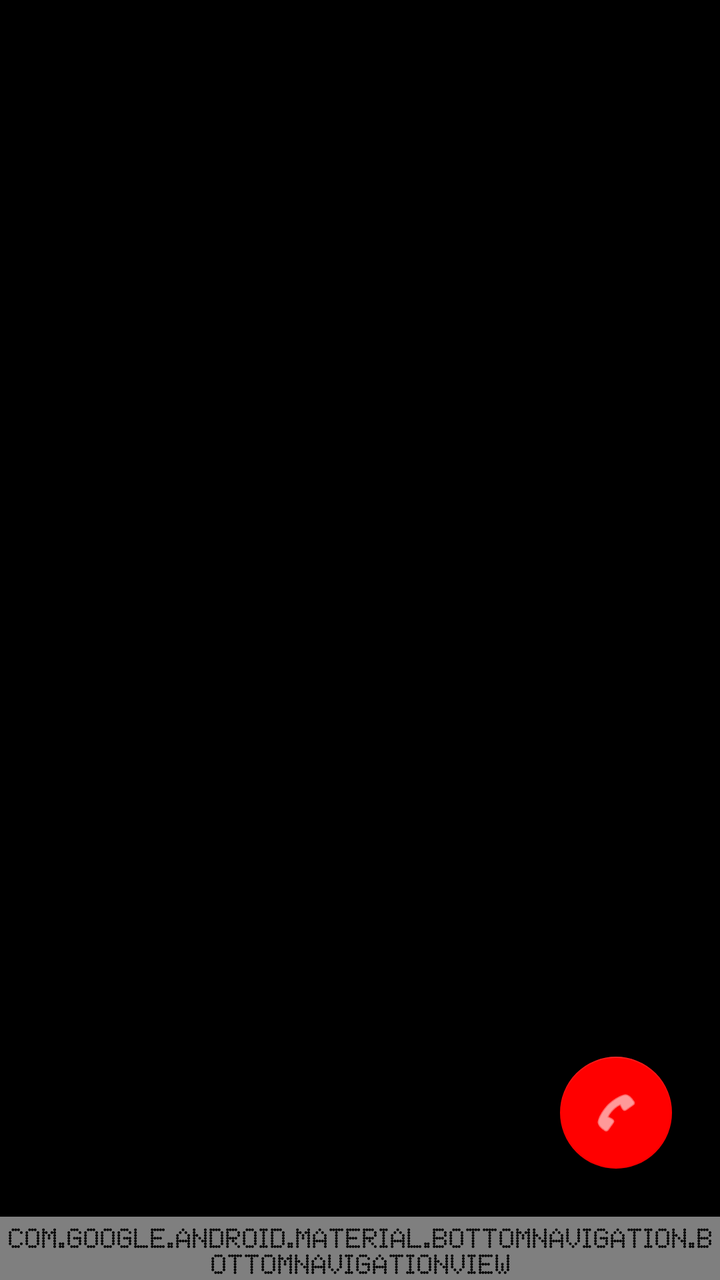
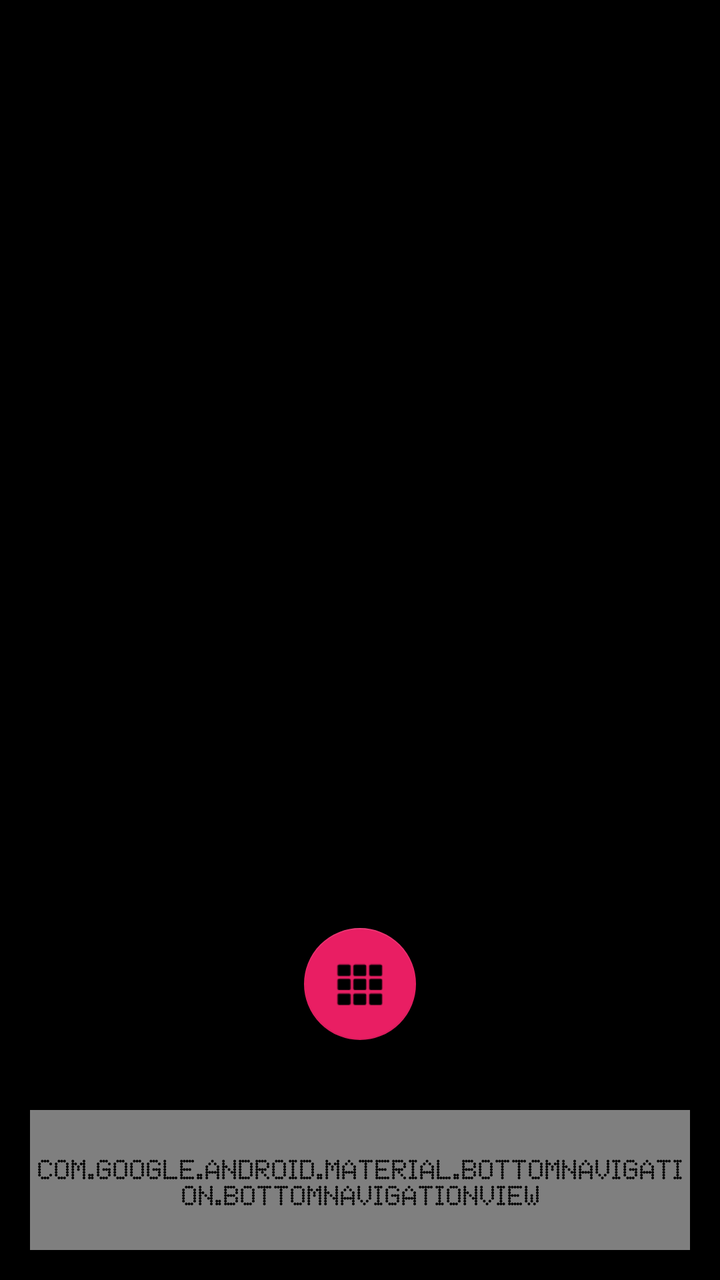

Before-and-after screenshots of an Android layout around one commit, followed by the original layout XML and the change that was made.
<!-- AndroidManifest.xml: application theme Theme.MyDialer -->
<!-- res/layout/activity_main.xml -->
<?xml version="1.0" encoding="utf-8"?>
<RelativeLayout xmlns:android="http://schemas.android.com/apk/res/android"
    xmlns:app="http://schemas.android.com/apk/res-auto"
    android:layout_width="match_parent"
    android:layout_height="match_parent"
    android:background="#000000"
    android:fitsSystemWindows="true">

    <FrameLayout
        android:id="@+id/fragment_container"
        android:layout_width="match_parent"
        android:layout_height="match_parent"
        android:layout_above="@id/bottom_navigation" />

    <LinearLayout
        android:id="@+id/dialer_sheet"
        android:layout_width="match_parent"
        android:layout_height="wrap_content"
        android:layout_above="@id/bottom_navigation"
        android:background="#0A0A0A"
        android:orientation="vertical"
        android:paddingTop="32dp"
        android:paddingBottom="32dp"
        android:visibility="gone"
        android:elevation="16dp">

        <EditText
            android:id="@+id/number_display"
            android:layout_width="match_parent"
            android:layout_height="wrap_content"
            android:gravity="center"
            android:textColor="#FFFFFF"
            android:textSize="48sp"
            android:hint="Enter number"
            android:textColorHint="#333333"
            android:maxLines="1"
            android:layout_marginBottom="24dp"
            android:letterSpacing="0.1"
            android:background="@android:color/transparent"
            android:inputType="phone"
            android:focusable="false"
            android:cursorVisible="false" />

        <TableLayout
            android:layout_width="match_parent"
            android:layout_height="wrap_content"
            android:stretchColumns="*">

            <TableRow android:layout_marginBottom="16dp">
                <TextView android:id="@+id/dial_1" android:text="1" android:layout_width="wrap_content" android:layout_height="wrap_content" android:textColor="#FFFFFF" android:gravity="center" android:textSize="36sp" android:padding="16dp"/>
                <TextView android:id="@+id/dial_2" android:text="2" android:layout_width="wrap_content" android:layout_height="wrap_content" android:textColor="#FFFFFF" android:gravity="center" android:textSize="36sp" android:padding="16dp"/>
                <TextView android:id="@+id/dial_3" android:text="3" android:layout_width="wrap_content" android:layout_height="wrap_content" android:textColor="#FFFFFF" android:gravity="center" android:textSize="36sp" android:padding="16dp"/>
            </TableRow>

            <TableRow android:layout_marginBottom="16dp">
                <TextView android:id="@+id/dial_4" android:text="4" android:layout_width="wrap_content" android:layout_height="wrap_content" android:textColor="#FFFFFF" android:gravity="center" android:textSize="36sp" android:padding="16dp"/>
                <TextView android:id="@+id/dial_5" android:text="5" android:layout_width="wrap_content" android:layout_height="wrap_content" android:textColor="#FFFFFF" android:gravity="center" android:textSize="36sp" android:padding="16dp"/>
                <TextView android:id="@+id/dial_6" android:text="6" android:layout_width="wrap_content" android:layout_height="wrap_content" android:textColor="#FFFFFF" android:gravity="center" android:textSize="36sp" android:padding="16dp"/>
            </TableRow>

            <TableRow android:layout_marginBottom="16dp">
                <TextView android:id="@+id/dial_7" android:text="7" android:layout_width="wrap_content" android:layout_height="wrap_content" android:textColor="#FFFFFF" android:gravity="center" android:textSize="36sp" android:padding="16dp"/>
                <TextView android:id="@+id/dial_8" android:text="8" android:layout_width="wrap_content" android:layout_height="wrap_content" android:textColor="#FFFFFF" android:gravity="center" android:textSize="36sp" android:padding="16dp"/>
                <TextView android:id="@+id/dial_9" android:text="9" android:layout_width="wrap_content" android:layout_height="wrap_content" android:textColor="#FFFFFF" android:gravity="center" android:textSize="36sp" android:padding="16dp"/>
            </TableRow>

            <TableRow>
                <TextView android:id="@+id/dial_star" android:text="*" android:layout_width="wrap_content" android:layout_height="wrap_content" android:textColor="#FFFFFF" android:gravity="center" android:textSize="36sp" android:padding="16dp"/>
                <TextView android:id="@+id/dial_0" android:text="0" android:layout_width="wrap_content" android:layout_height="wrap_content" android:textColor="#FFFFFF" android:gravity="center" android:textSize="36sp" android:padding="16dp"/>
                <TextView android:id="@+id/dial_hash" android:text="#" android:layout_width="wrap_content" android:layout_height="wrap_content" android:textColor="#FFFFFF" android:gravity="center" android:textSize="36sp" android:padding="16dp"/>
            </TableRow>
        </TableLayout>

        <RelativeLayout
            android:layout_width="match_parent"
            android:layout_height="wrap_content"
            android:paddingTop="24dp"
            android:paddingStart="32dp"
            android:paddingEnd="32dp">

            <ImageButton
                android:id="@+id/call_button"
                android:layout_width="72dp"
                android:layout_height="72dp"
                android:layout_centerInParent="true"
                android:background="@drawable/bg_red_circle"
                android:src="@android:drawable/ic_menu_call"
                app:tint="#FFFFFF" />

            <ImageButton
                android:id="@+id/backspace_button"
                android:layout_width="56dp"
                android:layout_height="56dp"
                android:layout_alignParentEnd="true"
                android:layout_centerVertical="true"
                android:background="?attr/selectableItemBackgroundBorderless"
                android:src="@android:drawable/ic_input_delete"
                app:tint="#888888" />
        </RelativeLayout>
    </LinearLayout>

    <com.google.android.material.floatingactionbutton.FloatingActionButton
        android:id="@+id/fab_show_dialer"
        android:layout_width="wrap_content"
        android:layout_height="wrap_content"
        android:layout_above="@id/bottom_navigation"
        android:layout_alignParentEnd="true"
        android:layout_margin="24dp"
        android:src="@android:drawable/ic_menu_call"
        app:backgroundTint="#FF0000"
        app:tint="#FFFFFF" />

    <com.google.android.material.bottomnavigation.BottomNavigationView
        android:id="@+id/bottom_navigation"
        android:layout_width="match_parent"
        android:layout_height="wrap_content"
        android:layout_alignParentBottom="true"
        android:background="#121212"
        app:itemIconTint="#FFFFFF"
        app:itemTextColor="#FFFFFF"
        app:menu="@menu/bottom_nav_menu" />

</RelativeLayout>
<!-- resources referenced by this layout -->
<resources>
  <!-- drawable bg_red_circle (drawable) -->
  <?xml version="1.0" encoding="utf-8"?>
  <shape xmlns:android="http://schemas.android.com/apk/res/android" android:shape="oval">
      <solid android:color="#E91E63" />
  </shape>
  <style name="Theme.MyDialer" parent="Theme.MaterialComponents.DayNight.NoActionBar">
          <item name="colorPrimary">#E91E63</item>
          <item name="colorPrimaryDark">#000000</item>
          <item name="colorAccent">#E91E63</item>
  
          <item name="android:windowBackground">#000000</item>
          <item name="android:statusBarColor">#000000</item>
          <item name="android:navigationBarColor">#000000</item>
  
          <item name="android:textColorPrimary">#FFFFFF</item>
          <item name="android:textColorSecondary">#888888</item>
          
          <item name="android:fontFamily">@font/ndot</item>
      </style>
</resources>

<!-- the commit's change to res/layout/activity_main.xml (unified diff, before → after) -->
@@ -3,8 +3,7 @@
     xmlns:app="http://schemas.android.com/apk/res-auto"
     android:layout_width="match_parent"
     android:layout_height="match_parent"
-    android:background="#000000"
-    android:fitsSystemWindows="true">
+    android:background="#000000">
 
     <FrameLayout
         android:id="@+id/fragment_container"
@@ -19,84 +18,66 @@
         android:layout_above="@id/bottom_navigation"
         android:background="#0A0A0A"
         android:orientation="vertical"
-        android:paddingTop="32dp"
-        android:paddingBottom="32dp"
+        android:padding="20dp"
         android:visibility="gone"
-        android:elevation="16dp">
+        android:elevation="10dp">
 
-        <EditText
+        <TextView
             android:id="@+id/number_display"
             android:layout_width="match_parent"
             android:layout_height="wrap_content"
             android:gravity="center"
             android:textColor="#FFFFFF"
-            android:textSize="48sp"
+            android:textSize="40sp"
             android:hint="Enter number"
-            android:textColorHint="#333333"
-            android:maxLines="1"
-            android:layout_marginBottom="24dp"
-            android:letterSpacing="0.1"
-            android:background="@android:color/transparent"
-            android:inputType="phone"
-            android:focusable="false"
-            android:cursorVisible="false" />
+            android:textColorHint="#333333" />
 
         <TableLayout
             android:layout_width="match_parent"
             android:layout_height="wrap_content"
             android:stretchColumns="*">
-
-            <TableRow android:layout_marginBottom="16dp">
-                <TextView android:id="@+id/dial_1" android:text="1" android:layout_width="wrap_content" android:layout_height="wrap_content" android:textColor="#FFFFFF" android:gravity="center" android:textSize="36sp" android:padding="16dp"/>
-                <TextView android:id="@+id/dial_2" android:text="2" android:layout_width="wrap_content" android:layout_height="wrap_content" android:textColor="#FFFFFF" android:gravity="center" android:textSize="36sp" android:padding="16dp"/>
-                <TextView android:id="@+id/dial_3" android:text="3" android:layout_width="wrap_content" android:layout_height="wrap_content" android:textColor="#FFFFFF" android:gravity="center" android:textSize="36sp" android:padding="16dp"/>
+            <TableRow>
+                <TextView android:id="@+id/dial_1" android:text="1" android:gravity="center" android:textSize="30sp" android:padding="15dp" android:textColor="#FFF"/>
+                <TextView android:id="@+id/dial_2" android:text="2" android:gravity="center" android:textSize="30sp" android:padding="15dp" android:textColor="#FFF"/>
+                <TextView android:id="@+id/dial_3" android:text="3" android:gravity="center" android:textSize="30sp" android:padding="15dp" android:textColor="#FFF"/>
             </TableRow>
-
-            <TableRow android:layout_marginBottom="16dp">
-                <TextView android:id="@+id/dial_4" android:text="4" android:layout_width="wrap_content" android:layout_height="wrap_content" android:textColor="#FFFFFF" android:gravity="center" android:textSize="36sp" android:padding="16dp"/>
-                <TextView android:id="@+id/dial_5" android:text="5" android:layout_width="wrap_content" android:layout_height="wrap_content" android:textColor="#FFFFFF" android:gravity="center" android:textSize="36sp" android:padding="16dp"/>
-                <TextView android:id="@+id/dial_6" android:text="6" android:layout_width="wrap_content" android:layout_height="wrap_content" android:textColor="#FFFFFF" android:gravity="center" android:textSize="36sp" android:padding="16dp"/>
+            <TableRow>
+                <TextView android:id="@+id/dial_4" android:text="4" android:gravity="center" android:textSize="30sp" android:padding="15dp" android:textColor="#FFF"/>
+                <TextView android:id="@+id/dial_5" android:text="5" android:gravity="center" android:textSize="30sp" android:padding="15dp" android:textColor="#FFF"/>
+                <TextView android:id="@+id/dial_6" android:text="6" android:gravity="center" android:textSize="30sp" android:padding="15dp" android:textColor="#FFF"/>
             </TableRow>
-
-            <TableRow android:layout_marginBottom="16dp">
-                <TextView android:id="@+id/dial_7" android:text="7" android:layout_width="wrap_content" android:layout_height="wrap_content" android:textColor="#FFFFFF" android:gravity="center" android:textSize="36sp" android:padding="16dp"/>
-                <TextView android:id="@+id/dial_8" android:text="8" android:layout_width="wrap_content" android:layout_height="wrap_content" android:textColor="#FFFFFF" android:gravity="center" android:textSize="36sp" android:padding="16dp"/>
-                <TextView android:id="@+id/dial_9" android:text="9" android:layout_width="wrap_content" android:layout_height="wrap_content" android:textColor="#FFFFFF" android:gravity="center" android:textSize="36sp" android:padding="16dp"/>
+            <TableRow>
+                <TextView android:id="@+id/dial_7" android:text="7" android:gravity="center" android:textSize="30sp" android:padding="15dp" android:textColor="#FFF"/>
+                <TextView android:id="@+id/dial_8" android:text="8" android:gravity="center" android:textSize="30sp" android:padding="15dp" android:textColor="#FFF"/>
+                <TextView android:id="@+id/dial_9" android:text="9" android:gravity="center" android:textSize="30sp" android:padding="15dp" android:textColor="#FFF"/>
             </TableRow>
-
             <TableRow>
-                <TextView android:id="@+id/dial_star" android:text="*" android:layout_width="wrap_content" android:layout_height="wrap_content" android:textColor="#FFFFFF" android:gravity="center" android:textSize="36sp" android:padding="16dp"/>
-                <TextView android:id="@+id/dial_0" android:text="0" android:layout_width="wrap_content" android:layout_height="wrap_content" android:textColor="#FFFFFF" android:gravity="center" android:textSize="36sp" android:padding="16dp"/>
-                <TextView android:id="@+id/dial_hash" android:text="#" android:layout_width="wrap_content" android:layout_height="wrap_content" android:textColor="#FFFFFF" android:gravity="center" android:textSize="36sp" android:padding="16dp"/>
+                <TextView android:id="@+id/dial_star" android:text="*" android:gravity="center" android:textSize="30sp" android:padding="15dp" android:textColor="#FFF"/>
+                <TextView android:id="@+id/dial_0" android:text="0" android:gravity="center" android:textSize="30sp" android:padding="15dp" android:textColor="#FFF"/>
+                <TextView android:id="@+id/dial_hash" android:text="#" android:gravity="center" android:textSize="30sp" android:padding="15dp" android:textColor="#FFF"/>
             </TableRow>
         </TableLayout>
 
-        <RelativeLayout
+        <LinearLayout
             android:layout_width="match_parent"
             android:layout_height="wrap_content"
-            android:paddingTop="24dp"
-            android:paddingStart="32dp"
-            android:paddingEnd="32dp">
-
+            android:gravity="center"
+            android:orientation="horizontal"
+            android:layout_marginTop="16dp">
             <ImageButton
                 android:id="@+id/call_button"
-                android:layout_width="72dp"
-                android:layout_height="72dp"
-                android:layout_centerInParent="true"
+                android:layout_width="70dp"
+                android:layout_height="70dp"
                 android:background="@drawable/bg_red_circle"
-                android:src="@android:drawable/ic_menu_call"
-                app:tint="#FFFFFF" />
-
+                android:src="@android:drawable/ic_menu_call" />
             <ImageButton
                 android:id="@+id/backspace_button"
-                android:layout_width="56dp"
-                android:layout_height="56dp"
-                android:layout_alignParentEnd="true"
-                android:layout_centerVertical="true"
-                android:background="?attr/selectableItemBackgroundBorderless"
-                android:src="@android:drawable/ic_input_delete"
-                app:tint="#888888" />
-        </RelativeLayout>
+                android:layout_width="50dp"
+                android:layout_height="50dp"
+                android:layout_marginStart="30dp"
+                android:background="?attr/selectableItemBackground"
+                android:src="@android:drawable/ic_input_delete" />
+        </LinearLayout>
     </LinearLayout>
 
     <com.google.android.material.floatingactionbutton.FloatingActionButton
@@ -104,20 +85,19 @@
         android:layout_width="wrap_content"
         android:layout_height="wrap_content"
         android:layout_above="@id/bottom_navigation"
-        android:layout_alignParentEnd="true"
-        android:layout_margin="24dp"
-        android:src="@android:drawable/ic_menu_call"
-        app:backgroundTint="#FF0000"
-        app:tint="#FFFFFF" />
+        android:layout_centerHorizontal="true"
+        android:layout_marginBottom="20dp"
+        android:src="@android:drawable/ic_dialog_dialer"
+        app:backgroundTint="#E91E63" />
 
     <com.google.android.material.bottomnavigation.BottomNavigationView
         android:id="@+id/bottom_navigation"
         android:layout_width="match_parent"
-        android:layout_height="wrap_content"
+        android:layout_height="70dp"
         android:layout_alignParentBottom="true"
-        android:background="#121212"
-        app:itemIconTint="#FFFFFF"
-        app:itemTextColor="#FFFFFF"
+        android:layout_margin="15dp"
+        android:background="@drawable/bg_floating_pill"
+        app:labelVisibilityMode="unlabeled"
         app:menu="@menu/bottom_nav_menu" />
 
 </RelativeLayout>
<!-- resource entries referenced after the edit -->
@@ -1,5 +1,11 @@
 <!-- resources referenced by this layout -->
 <resources>
+  <!-- drawable bg_floating_pill (drawable) -->
+  <?xml version="1.0" encoding="utf-8"?>
+  <shape xmlns:android="http://schemas.android.com/apk/res/android">
+      <solid android:color="#1A1A1A" />
+      <corners android:radius="24dp" />
+  </shape>
   <!-- drawable bg_red_circle (drawable) -->
   <?xml version="1.0" encoding="utf-8"?>
   <shape xmlns:android="http://schemas.android.com/apk/res/android" android:shape="oval">
